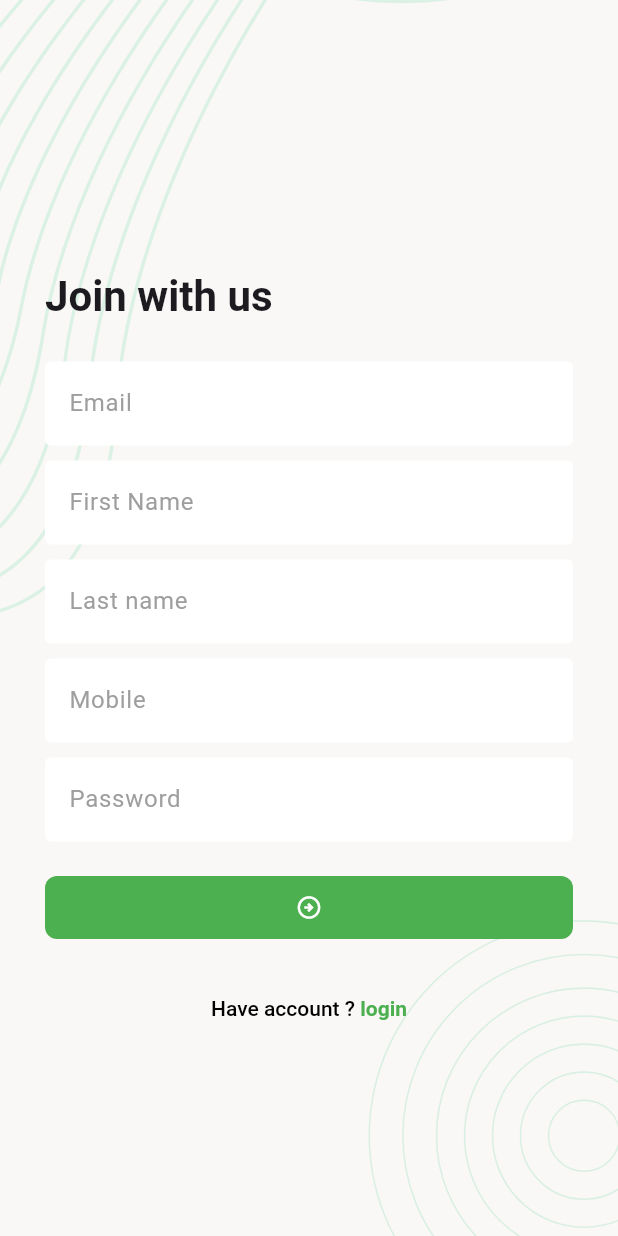
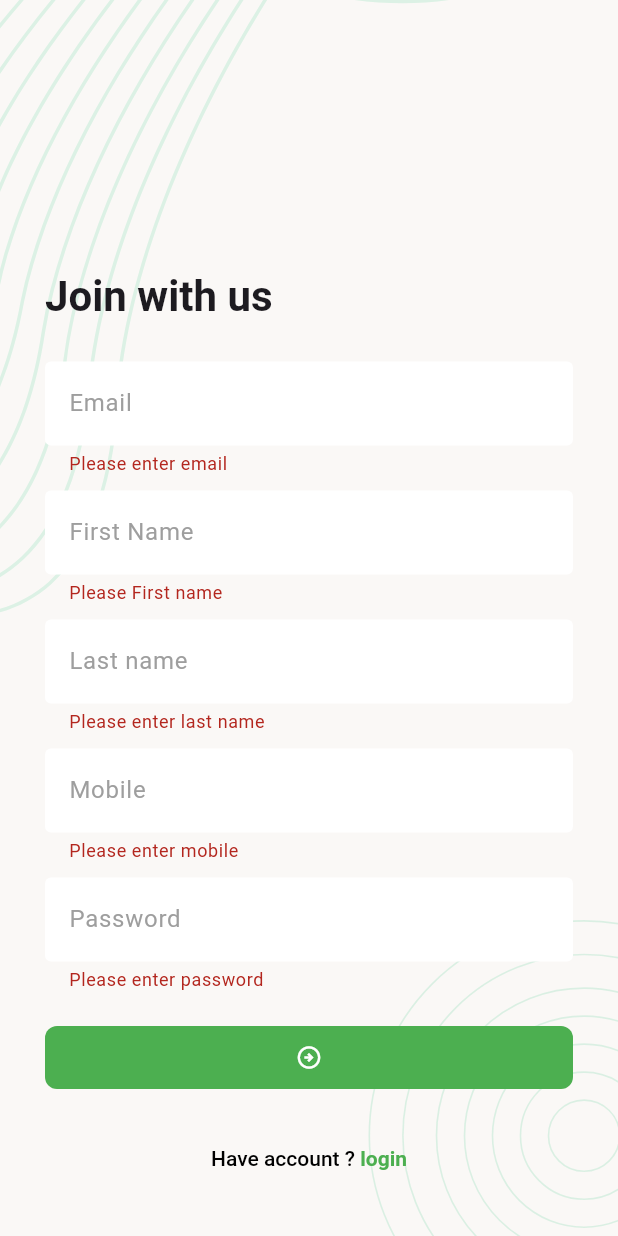
Before and after one commit to taufiqurSabbir/batch_16, a Flutter app: the SignUpScreen screen opened directly, after a tap on the "arrow circle right" icon, on a phone screen of 412 x 824 dp. Run offline on Flutter 3.47's test engine with Material 3 defaults, Android fonts, the phone set to English and light mode, and no system bars; our stand-ins replace flutter_screenutil, flutter_svg, logger, shimmer, sqflite; accounts and stored records are empty.

Commit message:
task_manager_class_4

```diff
--- a/lib/task_manager/screens/sign_up_screen.dart
+++ b/lib/task_manager/screens/sign_up_screen.dart
@@ -15,11 +15,20 @@ class _SignUpScreenState extends State<SignUpScreen> {
     Navigator.pop(context);
   }
 
+  final GlobalKey<FormState> _formKey = GlobalKey<FormState>();
+  final TextEditingController _emailController = TextEditingController();
+  final TextEditingController _firstNameController = TextEditingController();
+  final TextEditingController _lastNameController = TextEditingController();
+  final TextEditingController _mobileController = TextEditingController();
+  final TextEditingController _passwordController = TextEditingController();
+
   @override
   Widget build(BuildContext context) {
     return Scaffold(
       body: ScreenBG(child: Padding(
         padding: const EdgeInsets.all(30.0),
+        child: Form(
+          key: _formKey,
           child: Column(
             crossAxisAlignment: CrossAxisAlignment.start,
             children: [
@@ -30,47 +39,93 @@ class _SignUpScreenState extends State<SignUpScreen> {
 
               SizedBox(height: 25,),
               TextFormField(
+                controller: _emailController,
                 decoration: InputDecoration(
                     hintText: 'Email'
                 ),
+                validator: (value){
+                  if(value == null || value.isEmpty){
+                    return 'Please enter email';
+                  }else{
+                    return null;
+                  }
+                },
               ),
 
               SizedBox(height: 10,),
 
               TextFormField(
+                controller: _firstNameController,
                 decoration: InputDecoration(
                     hintText: 'First Name'
                 ),
+
+                validator: (value){
+                  if(value == null || value.isEmpty){
+                    return 'Please First name';
+                  }else{
+                    return null;
+                  }
+                },
+
               ),
 
               SizedBox(height: 10,),
 
               TextFormField(
+                controller: _lastNameController,
                 decoration: InputDecoration(
                     hintText: 'Last name'
                 ),
+                validator: (value){
+                  if(value == null || value.isEmpty){
+                    return 'Please enter last name';
+                  }else{
+                    return null;
+                  }
+                },
               ),
 
               SizedBox(height: 10,),
 
               TextFormField(
+                controller: _mobileController,
                 decoration: InputDecoration(
                     hintText: 'Mobile'
                 ),
+                validator: (value){
+                  if(value == null || value.isEmpty){
+                    return 'Please enter mobile';
+                  }else{
+                    return null;
+                  }
+                },
               ),
 
               SizedBox(height: 10,),
 
               TextFormField(
+                controller: _passwordController,
                 obscureText: true,
                 decoration: InputDecoration(
                     hintText: 'Password'
                 ),
+                validator: (value){
+                  if(value == null || value.isEmpty){
+                    return 'Please enter password';
+                  }else{
+                    return null;
+                  }
+                },
               ),
 
               SizedBox(height: 20,),
 
-            FilledButton(onPressed: (){}, child: Icon(Icons.arrow_circle_right_outlined)),
+              FilledButton(onPressed: (){
+                if(_formKey.currentState!.validate()){
+
+                }
+              }, child: Icon(Icons.arrow_circle_right_outlined)),
 
               SizedBox(height: 35,),
 
@@ -102,6 +157,7 @@ class _SignUpScreenState extends State<SignUpScreen> {
               )
             ],
           ),
+        ),
       )),
     );
   }
--- /dev/null
+++ b/lib/task_manager/utils/urls.dart
@@ -0,0 +1,4 @@
+class TMUrls{
+  static String baseURL = 'https://task-manager-api.ostad.live/api/v1';
+  static String SignupURL = '$baseURL/Registration';
+}
--- a/lib/task_manager/widget/screen_bg.dart
+++ b/lib/task_manager/widget/screen_bg.dart
@@ -13,11 +13,13 @@ class ScreenBG extends StatelessWidget {
   Widget build(BuildContext context) {
     return Stack(
       children: [
-        SvgPicture.asset(
-            width: double.maxFinite,
-            height: double.maxFinite,
-            fit: BoxFit.cover,
-            AssetPath.backgroundSVG),
+        SafeArea(
+          child: SvgPicture.asset(
+              width: double.maxFinite,
+              height: double.maxFinite,
+              fit: BoxFit.cover,
+              AssetPath.backgroundSVG),
+        ),
         child
       ],
     );
--- a/pubspec.yaml
+++ b/pubspec.yaml
@@ -42,6 +42,7 @@ dependencies:
   path: ^1.9.1
   http: ^1.6.0
   flutter_svg: ^2.3.0
+  logger: ^2.7.0
 
 dev_dependencies:
   flutter_test:
```
Also changed, not shown: lib/task_manager/data/models/api_response.dart (added, +15 -0 lines), lib/task_manager/data/service/api_caller.dart (added, +70 -0 lines), pubspec.lock. Lines whose indentation alone changed are shown as unchanged.
